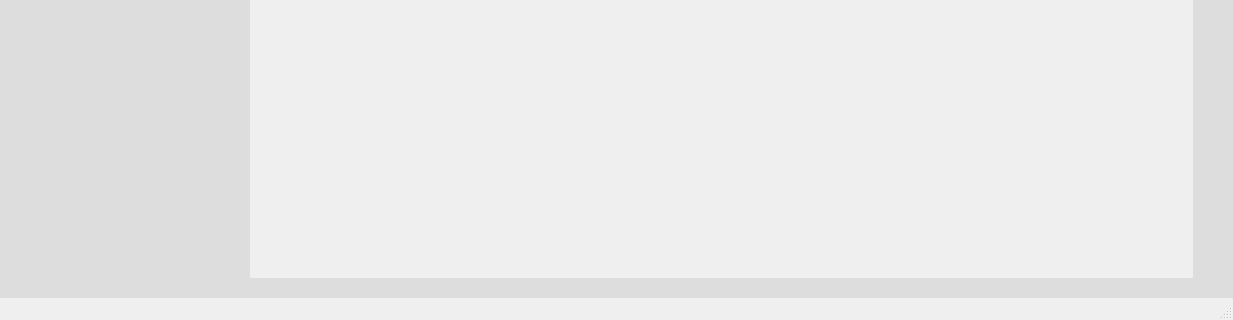
Above: CuBista3.ui from SistemesInformacioTerritorial/Qvista before the change; both pictures show x 0 to 1233 and y 457 to 777 of the 1233 by 777 pixel window. Below: the same form after it.
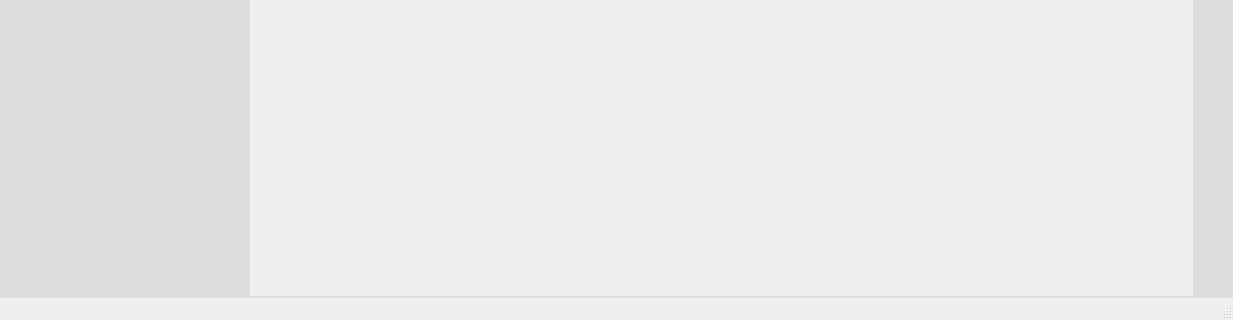
That is the form after the change.

Commit message: Botons de notícies i de desar redissenyats de nou. Frame inferior reduit de tamany

```diff
--- a/CuBista3.ui
+++ b/CuBista3.ui
@@ -484,13 +484,13 @@
          <property name="minimumSize">
           <size>
            <width>250</width>
-           <height>20</height>
+           <height>2</height>
           </size>
          </property>
          <property name="maximumSize">
           <size>
            <width>16777215</width>
-           <height>20</height>
+           <height>2</height>
           </size>
          </property>
          <property name="styleSheet">
```
The commit also changes 7 other files.
